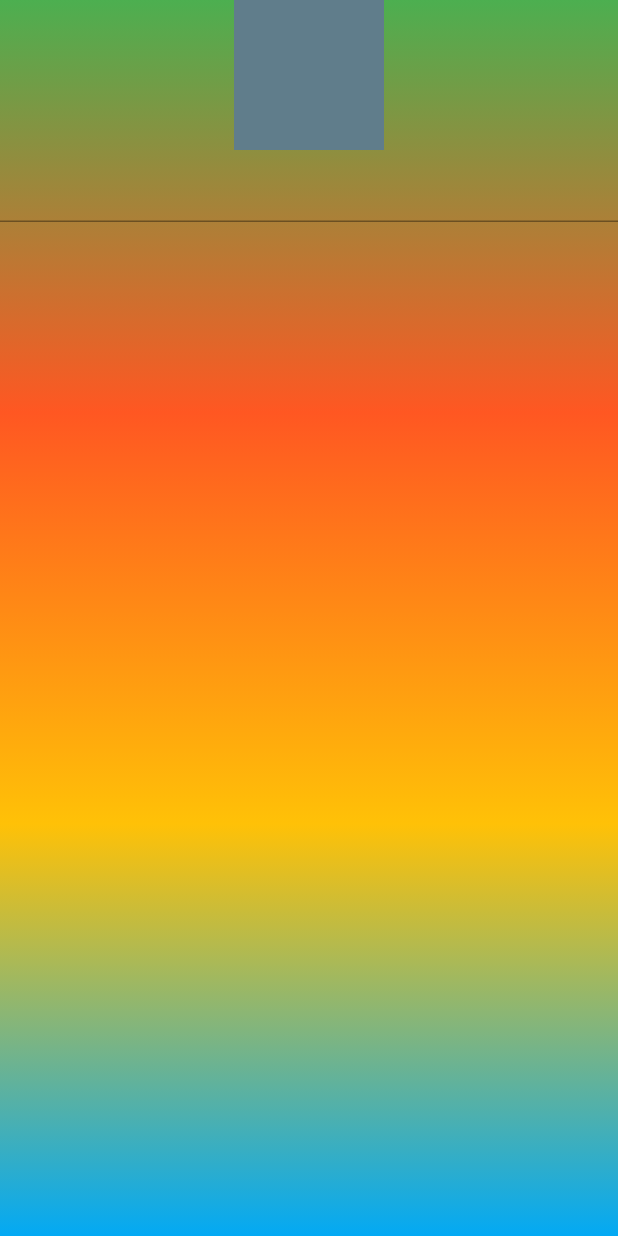
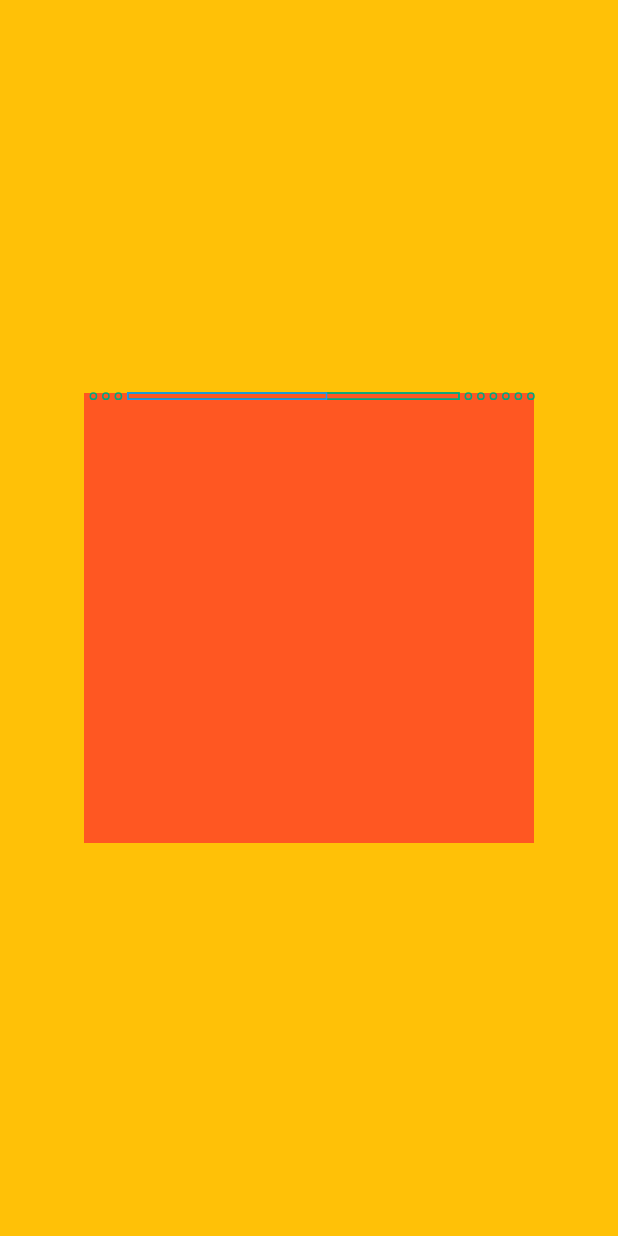
Before and after one commit to LPxfdDpp/dart_study, a Flutter app: the screen it shows after launch, on a phone screen of 412 x 824 dp. Run offline on Flutter 3.47's test engine with Material 2 defaults, Android fonts, the phone set to English and light mode, and no system bars; our stand-ins replace bloc, built_collection, built_value, dio, flutter_bloc, rxdart; generated files the repository leaves out were written again.

Commit message:
画个进度条 还没弄完

```diff
--- a/phone_study/lib/pre/pre.dart
+++ b/phone_study/lib/pre/pre.dart
@@ -36,7 +36,6 @@ class PrePageState extends State<PrePage> with SingleTickerProviderStateMixin {
     print(MediaQuery.of(context).size.width);
     print(MediaQuery.of(context).size.height);
 
-
 //    Expanded
 //    Column
 //    Positioned
@@ -45,36 +44,16 @@ class PrePageState extends State<PrePage> with SingleTickerProviderStateMixin {
 
 
 
-
     return Scaffold(
+      backgroundColor: Colors.amber,
       resizeToAvoidBottomInset:true,
-      body: Container(
-        decoration: BoxDecoration(
-          gradient: LinearGradient(
-              begin: Alignment.topCenter,
-              end: Alignment.bottomCenter,
-              colors: [
-            Colors.green,
-            Colors.deepOrange,
-            Colors.amber,
-            Colors.lightBlue,
-          ]),
-        ),
-        child: Center(
-          child: Column(
-            children: <Widget>[
-              GestureDetector(
-                onTap: (){
-                  FocusScope.of(context).requestFocus(FocusNode());
-                },
-                child: Container(
-                  width: 100,
-                  height: 100,
-                  color: Colors.blueGrey,
-                ),
-              ),
-              TextField(),
-            ],
+      body: Center(
+        child: Container(
+          width: 300,
+          height: 300,
+          color: Colors.deepOrange,
+          child: CustomPaint(
+            painter: MyPainer(dianShu:9,alreadyShowed: 3,jingdu: 0.6),
           ),
         ),
       ),
@@ -83,6 +62,7 @@ class PrePageState extends State<PrePage> with SingleTickerProviderStateMixin {
 
 
   }
+
 
   ///RenderObjectElement CustomSingleChildLayout
   ///BoxScrollView SliverMultiBoxAdaptorWidget RenderSliverMultiBoxAdaptor SliverMultiBoxAdaptorParentData继续
@@ -143,7 +123,7 @@ class PrePageState extends State<PrePage> with SingleTickerProviderStateMixin {
 //    TickerMode
 //    PrimaryScrollController
 //    FocusScope.of(context).requestFocus(FocusNode());
-
+//    Function .call()
 
 //    RefreshIndicator
 //    mainAxisAlignment: MainAxisAlignment.spaceBetween, Row
@@ -190,5 +170,80 @@ class PrePageState extends State<PrePage> with SingleTickerProviderStateMixin {
 //    Layer 现在有几层
 //    Widget BuildOwner PipelineOwner
 //    RepaintBoundary SingleChildScrollView
+
+  //小玩意
+//    AnimatedSwitcher
+//    ColorFiltered
+//    InkWell
+
   }
 }
+class MyPainer extends CustomPainter {
+
+  //总点的个数
+  final dianShu;
+  //已经显示的点
+  final int alreadyShowed;
+  //当前进度 百分比
+  final jingdu;
+
+  MyPainer({this.dianShu,this.alreadyShowed,this.jingdu});
+
+  @override
+  void paint(Canvas canvas, Size size) {
+    print(size.height);
+
+    //点的总宽度
+    var dianWidth = size.width/8;
+    //每个点的宽度 也即是他们的高度 也即是控件的高度
+    var eachWH = dianWidth/(dianShu);
+    //进度bar的总宽度
+    var totalProgress;
+    if(alreadyShowed != null) {
+      totalProgress = size.width - eachWH*(dianShu+dianShu+1);//需要给空间
+    }else{
+      totalProgress = size.width - eachWH*(dianShu+dianShu+2);
+    }
+    //进度的宽度
+    var jingDuProcess = totalProgress*jingdu;
+
+    //圆圈的笔
+    var pain = Paint()
+      ..style = PaintingStyle.stroke
+      ..strokeCap = StrokeCap.round
+      ..color = Color.fromRGBO(0, 168, 126, 1)
+      ..strokeWidth = 1.0;
+
+    var jingDuProcessPain = Paint()
+      ..style = PaintingStyle.stroke
+      ..strokeCap = StrokeCap.round
+      ..color = Colors.blue
+      ..strokeWidth = 1.0;
+
+    //循环画左边的圈
+    var temp = 0;
+    while(temp<alreadyShowed){
+      canvas.drawOval(Rect.fromCircle(center:Offset((2*temp+1)*eachWH+eachWH/2, eachWH/2),radius: eachWH/2), pain);
+      temp++;
+    }
+    //画进度条背景
+    canvas.drawRect(Rect.fromLTWH((alreadyShowed+alreadyShowed+1)*eachWH, 0, totalProgress, eachWH), pain);
+    //画进度条进度
+    canvas.drawRect(Rect.fromLTWH((alreadyShowed+alreadyShowed+1)*eachWH, 0, totalProgress, eachWH), pain);
+    canvas.drawRect(Rect.fromLTWH((alreadyShowed+alreadyShowed+1)*eachWH, 0, jingDuProcess, eachWH), jingDuProcessPain);
+    //循环画右边的圈
+    temp = 0;
+    while(temp<dianShu-alreadyShowed){
+      canvas.drawOval(Rect.fromCircle(center:Offset(((alreadyShowed+alreadyShowed+1)*eachWH)+totalProgress+((2*temp+1)*eachWH+eachWH/2), eachWH/2),radius: eachWH/2), pain);
+      temp++;
+    }
+
+
+
+
+  }
+
+  @override
+  bool shouldRepaint(CustomPainter oldDelegate) => true;
+
+}
```
Also changed, not shown: phone_study/lib/for_test/testa.dart (+4 -9 lines).
